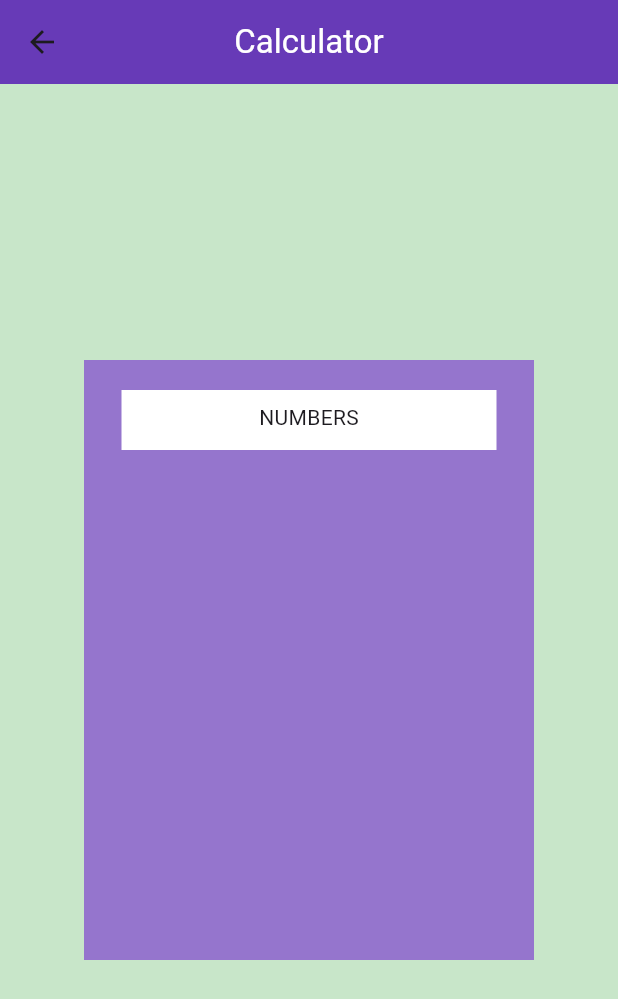
After one commit to flbarfield/flutter_exploration, a Flutter app: the screen it shows after launch, after a tap on "Calculator", on a phone screen of 412 x 824 dp. The commit adds this screen. Shown: the top 999 px of the screen. Run offline on Flutter 3.47's test engine with Material 3 defaults, Android fonts, the phone set to English and light mode, and no system bars.

Commit message:
started calculator

```diff
--- /dev/null
+++ b/lib/pages/calculator.dart
@@ -0,0 +1,41 @@
+import 'package:flutter/material.dart';
+import 'package:flutter_exploration/custom_app_bar.dart';
+
+class CalculatorPage extends StatelessWidget {
+  const CalculatorPage({super.key});
+
+  @override
+  Widget build(BuildContext context) {
+    return Scaffold(
+      backgroundColor: Colors.green[100],
+      appBar: const CustomAppBar(inputTitle: 'Calculator'),
+      body: Center(
+        child: Container(
+          color: Colors.deepPurple[300],
+          width: 300,
+          height: 400,
+          child: Row(
+            crossAxisAlignment: CrossAxisAlignment.start,
+            children: [
+              Padding(
+                padding: const EdgeInsets.only(left: 25, top: 20),
+                child: Container(
+                  alignment: Alignment.topCenter,
+                  color: Colors.white,
+                  width: 250,
+                  height: 40,
+                  child: const Padding(
+                    padding: EdgeInsets.only(top: 8),
+                    child: Text(
+                      'NUMBERS',
+                    ),
+                  ),
+                ),
+              ),
+            ],
+          ),
+        ),
+      ),
+    );
+  }
+}
--- a/lib/pages/new_home_page.dart
+++ b/lib/pages/new_home_page.dart
@@ -1,5 +1,6 @@
 import 'package:flutter/material.dart';
 import 'package:flutter_exploration/custom_app_bar.dart';
+import 'package:flutter_exploration/pages/calculator.dart';
 import 'list_tile_tutorial_page.dart';
 
 class NewHomePage extends StatelessWidget {
@@ -29,9 +30,14 @@ class NewHomePage extends StatelessWidget {
               const SizedBox(height: 10),
               ElevatedButton(
                   onPressed: () {
-                    // to be implemented
+                    Navigator.push(
+                      context,
+                      MaterialPageRoute(
+                        builder: (context) => const CalculatorPage(),
+                      ),
+                    );
                   },
-                  child: const Text('To Be Implemented')),
+                  child: const Text('Calculator')),
             ],
           ),
         ),
```
Also changed, not shown: lib/pages/OldHomePage.dart (deleted, +0 -48 lines), lib/small_square_button.dart (added, +10 -0 lines).
